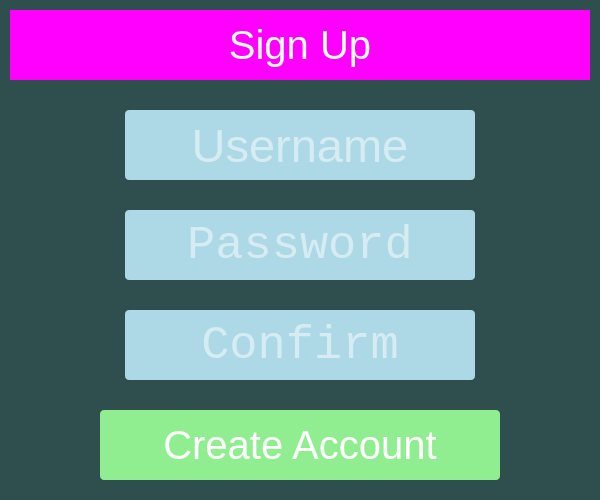
Before: the Qt Designer form qt/ui/login.ui in jparker2006/Contacts, drawn with Qt 5.
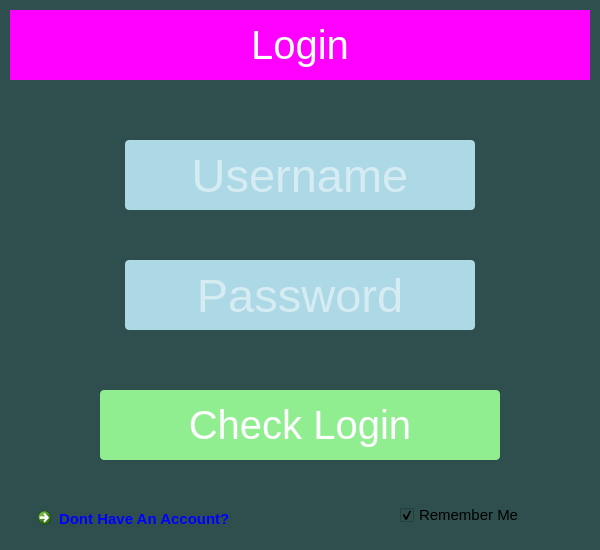
After: the same form once the commit is applied.

The edit to the form file:
```diff
--- a/qt/ui/login.ui
+++ b/qt/ui/login.ui
@@ -7,34 +7,73 @@
     <x>0</x>
     <y>0</y>
     <width>600</width>
-    <height>500</height>
+    <height>550</height>
    </rect>
   </property>
+  <property name="minimumSize">
+   <size>
+    <width>600</width>
+    <height>550</height>
+   </size>
+  </property>
+  <property name="maximumSize">
+   <size>
+    <width>600</width>
+    <height>550</height>
+   </size>
+  </property>
   <property name="windowTitle">
    <string>MainWindow</string>
   </property>
   <property name="styleSheet">
    <string notr="true">background-color: darkslategray;</string>
   </property>
-  <widget class="QWidget" name="centralwidget">
-   <property name="sizePolicy">
-    <sizepolicy hsizetype="Fixed" vsizetype="Fixed">
-     <horstretch>0</horstretch>
-     <verstretch>0</verstretch>
-    </sizepolicy>
-   </property>
-   <property name="minimumSize">
-    <size>
-     <width>600</width>
-     <height>500</height>
-    </size>
-   </property>
-   <property name="maximumSize">
-    <size>
-     <width>600</width>
-     <height>500</height>
-    </size>
-   </property>
+  <widget class="QWidget" name="centralWidget">
+   <widget class="QCommandLinkButton" name="signup">
+    <property name="geometry">
+     <rect>
+      <x>30</x>
+      <y>500</y>
+      <width>250</width>
+      <height>30</height>
+     </rect>
+    </property>
+    <property name="font">
+     <font>
+      <pointsize>11</pointsize>
+     </font>
+    </property>
+    <property name="cursor">
+     <cursorShape>PointingHandCursor</cursorShape>
+    </property>
+    <property name="styleSheet">
+     <string notr="true">color: blue;</string>
+    </property>
+    <property name="text">
+     <string>Dont Have An Account?</string>
+    </property>
+   </widget>
+   <widget class="QCheckBox" name="remember">
+    <property name="geometry">
+     <rect>
+      <x>400</x>
+      <y>500</y>
+      <width>135</width>
+      <height>30</height>
+     </rect>
+    </property>
+    <property name="font">
+     <font>
+      <pointsize>11</pointsize>
+     </font>
+    </property>
+    <property name="text">
+     <string>Remember Me</string>
+    </property>
+    <property name="checked">
+     <bool>true</bool>
+    </property>
+   </widget>
    <widget class="QLabel" name="label">
     <property name="geometry">
      <rect>
@@ -55,17 +94,44 @@
 background-color: magenta;</string>
     </property>
     <property name="text">
-     <string>Sign Up</string>
+     <string>Login</string>
     </property>
     <property name="alignment">
      <set>Qt::AlignCenter</set>
     </property>
    </widget>
+   <widget class="QPushButton" name="login">
+    <property name="geometry">
+     <rect>
+      <x>100</x>
+      <y>390</y>
+      <width>400</width>
+      <height>70</height>
+     </rect>
+    </property>
+    <property name="font">
+     <font>
+      <pointsize>30</pointsize>
+     </font>
+    </property>
+    <property name="cursor">
+     <cursorShape>PointingHandCursor</cursorShape>
+    </property>
+    <property name="styleSheet">
+     <string notr="true">background-color: lightgreen;
+color: white;
+border: none;
+border-radius: 4px;</string>
+    </property>
+    <property name="text">
+     <string>Check Login</string>
+    </property>
+   </widget>
    <widget class="QLineEdit" name="username">
     <property name="geometry">
      <rect>
       <x>125</x>
-      <y>110</y>
+      <y>140</y>
       <width>350</width>
       <height>70</height>
      </rect>
@@ -78,6 +144,9 @@
     <property name="toolTip">
      <string>Username</string>
     </property>
+    <property name="autoFillBackground">
+     <bool>false</bool>
+    </property>
     <property name="styleSheet">
      <string notr="true">background-color: lightblue;
 color: white;
@@ -98,14 +167,13 @@
     <property name="geometry">
      <rect>
       <x>125</x>
-      <y>210</y>
+      <y>260</y>
       <width>350</width>
       <height>70</height>
      </rect>
     </property>
     <property name="font">
      <font>
-      <family>Monospace</family>
       <pointsize>35</pointsize>
      </font>
     </property>
@@ -123,25 +191,6 @@
     </property>
     <property name="placeholderText">
      <string>Password</string>
-    </property>
-   </widget>
-   <widget class="QLineEdit" name="confirm">
-    <property name="geometry">
-     <rect>
-      <x>125</x>
-      <y>310</y>
-      <width>350</width>
-      <height>70</height>
-     </rect>
-    </property>
-    <property name="font">
-     <font>
-      <family>Monospace</family>
-      <pointsize>35</pointsize>
-     </font>
-    </property>
-    <property name="toolTip">
-     <string>Confrim Password</string>
     </property>
     <property name="styleSheet">
      <string notr="true">background-color: lightblue;
@@ -156,36 +205,15 @@
      <set>Qt::AlignCenter</set>
     </property>
     <property name="placeholderText">
-     <string>Confirm</string>
+     <string>Password</string>
     </property>
    </widget>
-   <widget class="QPushButton" name="create">
-    <property name="geometry">
-     <rect>
-      <x>100</x>
-      <y>410</y>
-      <width>400</width>
-      <height>70</height>
-     </rect>
-    </property>
-    <property name="font">
-     <font>
-      <pointsize>30</pointsize>
-     </font>
-    </property>
-    <property name="cursor">
-     <cursorShape>PointingHandCursor</cursorShape>
-    </property>
-    <property name="styleSheet">
-     <string notr="true">background-color: lightgreen;
-color: white;
-border: none;
-border-radius: 4px;</string>
-    </property>
-    <property name="text">
-     <string>Create Account</string>
-    </property>
-   </widget>
+   <zorder>signup</zorder>
+   <zorder>remember</zorder>
+   <zorder>label</zorder>
+   <zorder>login</zorder>
+   <zorder>password</zorder>
+   <zorder>username</zorder>
   </widget>
  </widget>
  <resources/>
```
Left out of the diff: 12 changed lines with no effect on the pictures.
